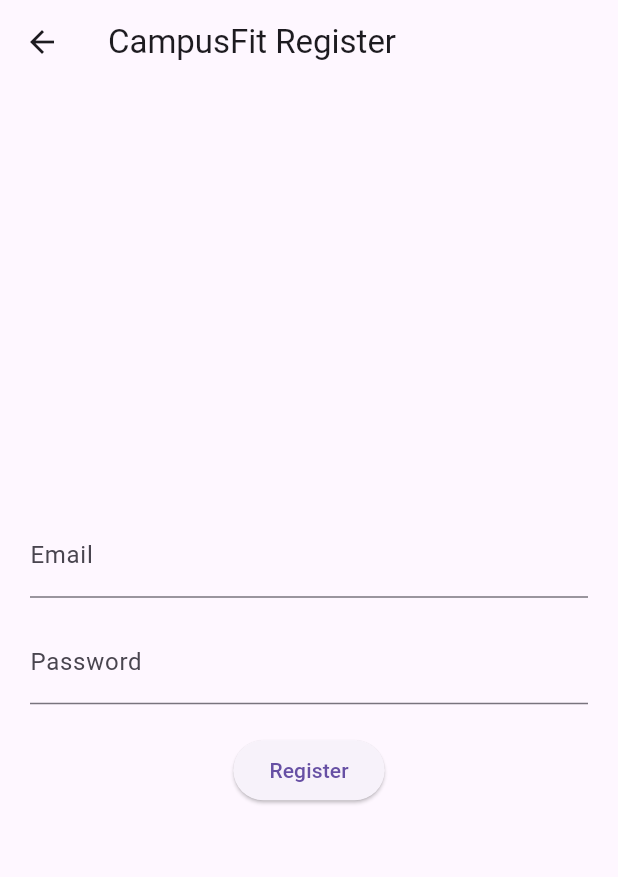
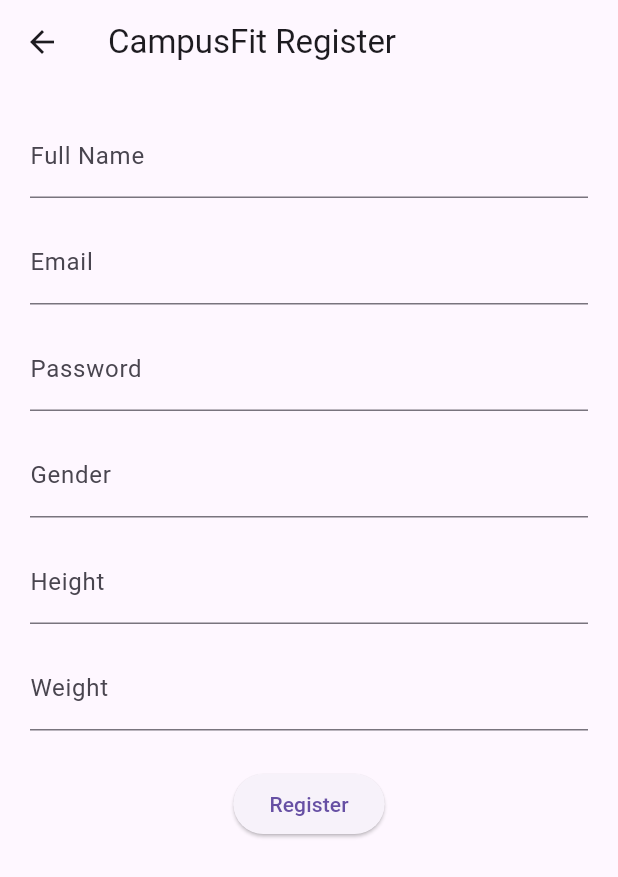
Before and after one commit to Varunreddy364/CampusFit, a Flutter app: the RegisterPage screen opened directly, on a phone screen of 412 x 824 dp. Shown: the top 877 px of the screen. Run offline on Flutter 3.47's test engine with Material 3 defaults, Android fonts, the phone set to English and light mode, and no system bars; our stand-ins replace firebase_core; accounts and stored records are empty; network calls fail.

Commit message:
Completed registration login and fitness profile save

```diff
--- a/lib/register_page.dart
+++ b/lib/register_page.dart
@@ -1,46 +1,90 @@
 import 'package:flutter/material.dart';
-import 'package:firebase_auth/firebase_auth.dart';
+
+import 'services/api_service.dart';
 
 class RegisterPage extends StatelessWidget {
   RegisterPage({super.key});
 
+  final fullNameController = TextEditingController();
   final emailController = TextEditingController();
   final passwordController = TextEditingController();
+  final genderController = TextEditingController();
+  final heightController = TextEditingController();
+  final weightController = TextEditingController();
 
   @override
   Widget build(BuildContext context) {
     return Scaffold(
       appBar: AppBar(title: const Text("CampusFit Register")),
-      body: Padding(
+      body: SingleChildScrollView(
         padding: const EdgeInsets.all(20),
         child: Column(
-          mainAxisAlignment: MainAxisAlignment.center,
           children: [
+            TextField(
+              controller: fullNameController,
+              decoration: const InputDecoration(labelText: "Full Name"),
+            ),
+
+            const SizedBox(height: 15),
+
             TextField(
               controller: emailController,
               decoration: const InputDecoration(labelText: "Email"),
             ),
+
             const SizedBox(height: 15),
+
             TextField(
               controller: passwordController,
               obscureText: true,
               decoration: const InputDecoration(labelText: "Password"),
             ),
-            const SizedBox(height: 20),
+
+            const SizedBox(height: 15),
+
+            TextField(
+              controller: genderController,
+              decoration: const InputDecoration(labelText: "Gender"),
+            ),
+
+            const SizedBox(height: 15),
+
+            TextField(
+              controller: heightController,
+              keyboardType: TextInputType.number,
+              decoration: const InputDecoration(labelText: "Height"),
+            ),
+
+            const SizedBox(height: 15),
+
+            TextField(
+              controller: weightController,
+              keyboardType: TextInputType.number,
+              decoration: const InputDecoration(labelText: "Weight"),
+            ),
+
+            const SizedBox(height: 25),
+
             ElevatedButton(
               onPressed: () async {
-                try {
-                  await FirebaseAuth.instance.createUserWithEmailAndPassword(
-                    email: emailController.text.trim(),
-                    password: passwordController.text.trim(),
-                  );
+                Map<String, dynamic> userData = {
+                  "fullName": fullNameController.text,
+                  "email": emailController.text,
+                  "password": passwordController.text,
+                  "gender": genderController.text,
+                  "height": int.tryParse(heightController.text) ?? 0,
+                  "weight": int.tryParse(weightController.text) ?? 0,
+                };
 
+                bool success = await ApiService.registerUser(userData);
+
+                if (success) {
                   ScaffoldMessenger.of(context).showSnackBar(
                     const SnackBar(content: Text("Registration Successful")),
                   );
-                } on FirebaseAuthException catch (e) {
+                } else {
                   ScaffoldMessenger.of(context).showSnackBar(
-                    SnackBar(content: Text(e.message ?? "Registration Failed")),
+                    const SnackBar(content: Text("Registration Failed")),
                   );
                 }
               },
--- a/pubspec.yaml
+++ b/pubspec.yaml
@@ -33,6 +33,7 @@
   firebase_core: ^4.1.1
   firebase_auth: ^6.0.2
   cloud_firestore: ^6.0.0
+  http: ^1.2.2
 
   # The following adds the Cupertino Icons font to your application.
   # Use with the CupertinoIcons class for iOS style icons.
```
Also changed, not shown: lib/login_page.dart (+13 -12 lines), lib/profile_page.dart (+77 -30 lines), lib/services/api_service.dart (added, +45 -0 lines), pubspec.lock.
